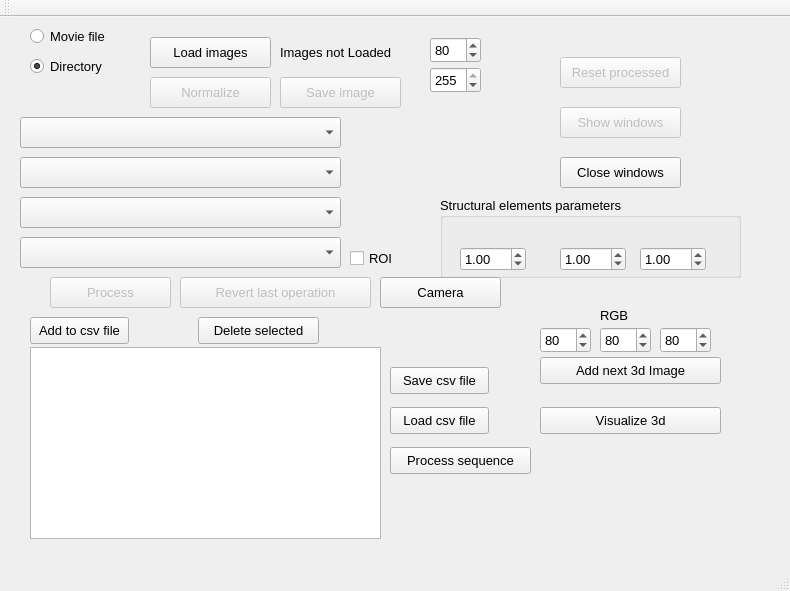
Before: the Qt Designer form src/GUI/mainwindow.ui in mjedros/mgr, drawn with Qt 5.
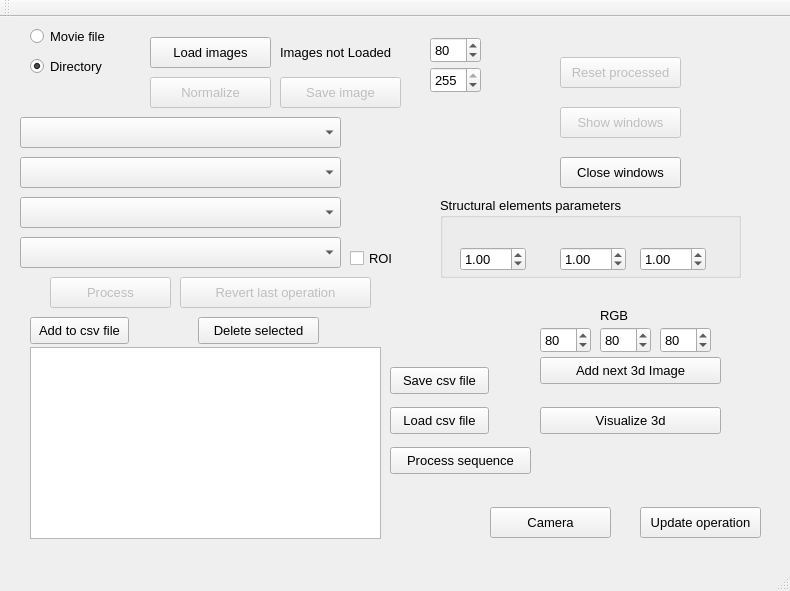
After: the same form once the commit is applied.

What changed in the file:
```diff
--- a/src/GUI/mainwindow.ui
+++ b/src/GUI/mainwindow.ui
@@ -568,8 +568,8 @@
     </property>
     <property name="geometry">
      <rect>
-      <x>380</x>
-      <y>260</y>
+      <x>490</x>
+      <y>490</y>
       <width>121</width>
       <height>31</height>
      </rect>
@@ -578,6 +578,22 @@
      <string>Camera</string>
     </property>
    </widget>
+   <widget class="QPushButton" name="UpdateOperation">
+    <property name="enabled">
+     <bool>true</bool>
+    </property>
+    <property name="geometry">
+     <rect>
+      <x>640</x>
+      <y>490</y>
+      <width>121</width>
+      <height>31</height>
+     </rect>
+    </property>
+    <property name="text">
+     <string>Update operation</string>
+    </property>
+   </widget>
   </widget>
   <widget class="QToolBar" name="mainToolBar">
    <attribute name="toolBarArea">
```
